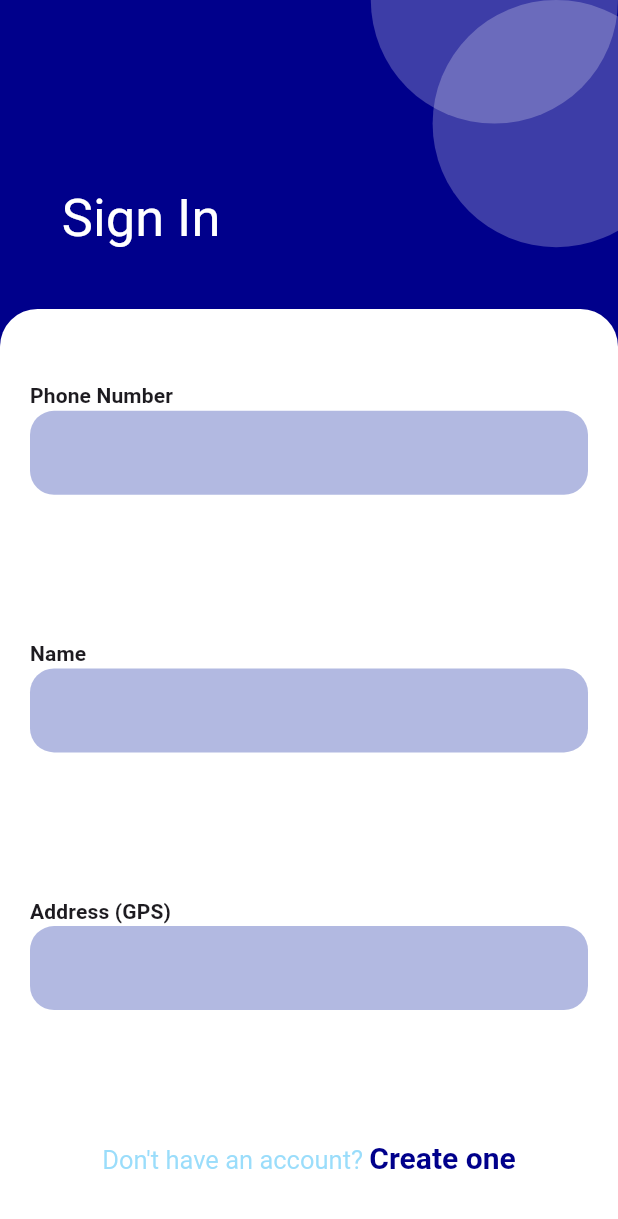
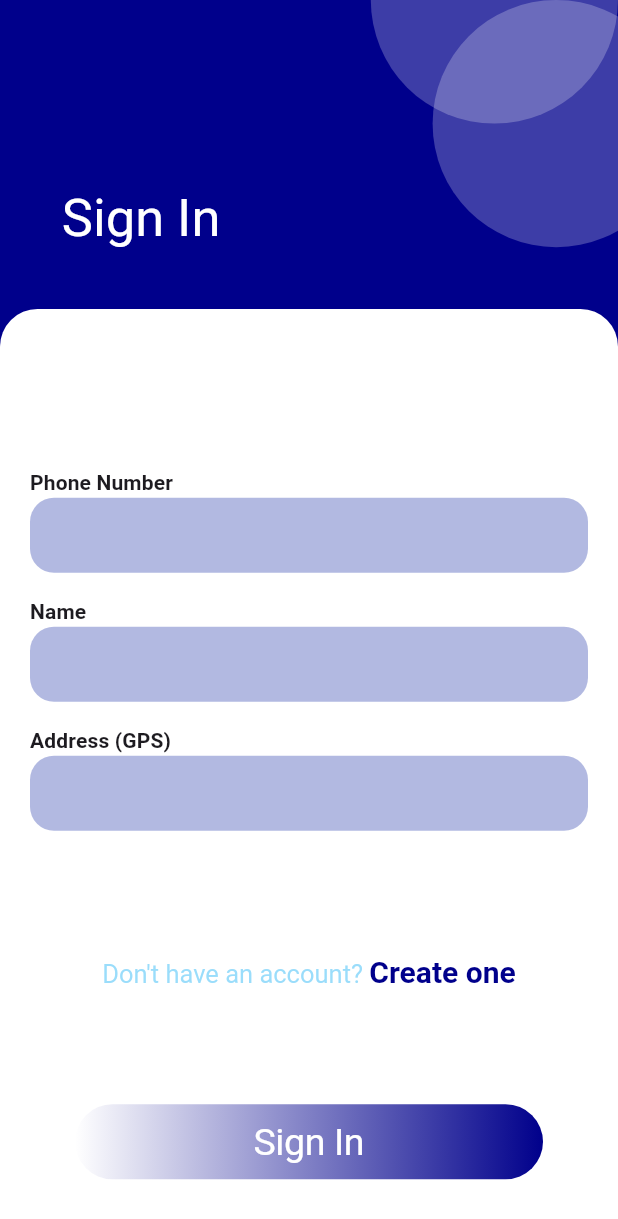
Before and after one commit to Serkhani/energyapp, a Flutter app: the screen it shows after launch, on a phone screen of 412 x 824 dp. Shown: the top 1219 px of the screen. Run offline on Flutter 3.47's test engine with Material 2 defaults, Android fonts, the phone set to English and light mode, and no system bars; our stand-ins replace get.

Commit message:
added signin page

```diff
--- a/lib/app/data/theme.dart
+++ b/lib/app/data/theme.dart
@@ -23,7 +23,11 @@ class AppTheme {
         color: Color(0xff00008b),
         fontSize: 20.0,
         fontWeight: FontWeight.bold
+      ),
+      displayLarge: const TextStyle(
+        color: Colors.white,
+        fontSize: 25.0,
       )
-    )
+    ),
   );
 }
--- a/lib/app/modules/sign_in/controllers/sign_in_controller.dart
+++ b/lib/app/modules/sign_in/controllers/sign_in_controller.dart
@@ -25,4 +25,6 @@ class SignInController extends GetxController {
   }
 
   void createOne(){}
+
+  void signIn(){}
 }
--- a/lib/app/modules/sign_in/views/signin_info_view.dart
+++ b/lib/app/modules/sign_in/views/signin_info_view.dart
@@ -13,17 +13,22 @@ class SigninInfoView extends GetView<SignInController> {
       child: Container(
         height: Get.height * 0.75,
         width: double.infinity,
-        padding: const EdgeInsets.symmetric(horizontal: 20.0),
+        // padding: const EdgeInsets.symmetric(horizontal: 20.0),
+        padding: const EdgeInsets.only(left: 20.0, right: 20.0, top: 60.0),
         decoration: const BoxDecoration(
           color: Colors.white,
           borderRadius: BorderRadius.vertical(top: Radius.circular(25.0))
         ),
         child: Column(
           mainAxisAlignment: MainAxisAlignment.spaceAround,
+          children: [
+            Column(
               children:  [
                 TextInfo(controller: controller.phoneNumTxtCon, text: 'Phone Number'),
                 TextInfo(controller: controller.nameTxtCon, text: 'Name'),
                 TextInfo(controller: controller.addressTxtCon, text: 'Address (GPS)'),
+              ],
+            ),
               Text.rich(
                 TextSpan(
                   text: "Don't have an account? ",
@@ -33,10 +38,38 @@ class SigninInfoView extends GetView<SignInController> {
                       text: 'Create one',
                       style: Theme.of(context).textTheme.displayMedium,
                       recognizer: TapGestureRecognizer()..onTap =() => controller.createOne()
-                  )
+                    ),
+                  ],
+                ),
+              ),
+                Container(
+                  margin: const EdgeInsets.symmetric(horizontal: 30.0),
+                  height: 50.0,
+                  width: double.infinity,
+                  decoration: BoxDecoration(
+                    borderRadius: BorderRadius.circular(35.0),
+                    gradient: LinearGradient(
+                      colors: [
+                        Colors.white,
+                        Theme.of(context).scaffoldBackgroundColor
                       ]
-              )
-            )
+                      ),
+                  ),
+                  child: ElevatedButton(
+                    onPressed: ()=> controller.signIn(),
+                    style: ElevatedButton.styleFrom(
+                      backgroundColor: Colors.transparent,
+                      elevation: 0.0,
+                      minimumSize: Size(Get.width, 50.0),
+                      shape: RoundedRectangleBorder(
+                      borderRadius: BorderRadius.circular(35.0),
+                    ),
+                    ),
+                    child: Text('Sign In',
+                    style: Theme.of(context).textTheme.displayLarge,),
+                  ),
+                ),
+
           ],
         ),
       ),
--- a/lib/app/modules/sign_in/widgets/textinfo.dart
+++ b/lib/app/modules/sign_in/widgets/textinfo.dart
@@ -18,6 +18,7 @@ class TextInfo extends StatelessWidget {
           TextField(
             controller: controller,
             decoration: InputDecoration(
+              constraints: const BoxConstraints(maxHeight: 50.0),
               fillColor: Colors.indigo.withOpacity(0.4),
               filled: true,
               border: OutlineInputBorder(
```
Lines whose indentation alone changed are shown as unchanged.
